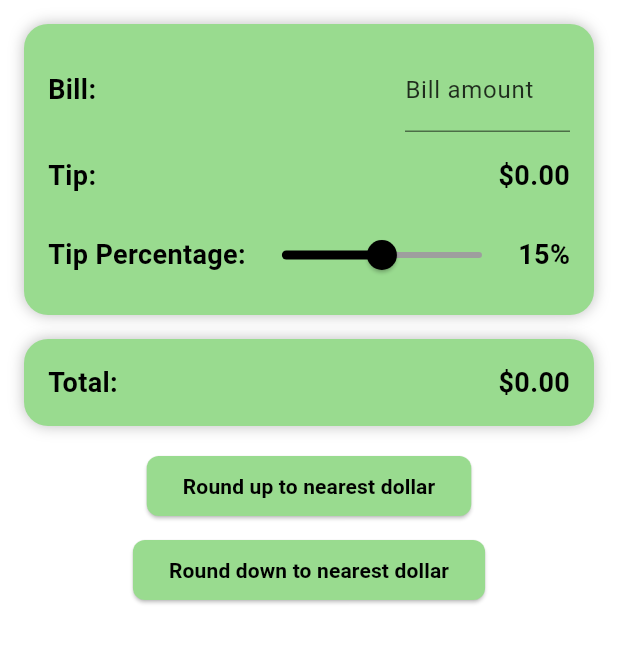
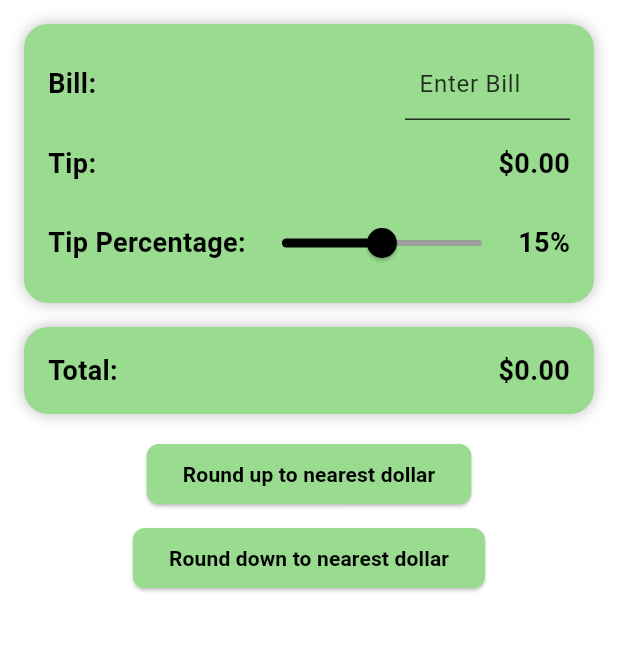
Before and after one commit to Brandon-T-Yates/utip, a Flutter app: the screen it shows after launch, on a phone screen of 412 x 824 dp, the part 84-748 px from its top. Run offline on Flutter 3.47's test engine with Material 3 defaults, Android fonts, the phone set to English and light mode, and no system bars; our stand-ins replace shared_preferences.

Commit message:
Removed text above bill amount

```diff
--- a/lib/main.dart
+++ b/lib/main.dart
@@ -102,7 +102,7 @@ class UtipAppState extends State<UtipApp> {
         final mq = MediaQuery.of(context);
         return MediaQuery(
           data: mq.copyWith(
-            textScaleFactor: scaleFactor,
+            textScaler: TextScaler.linear(scaleFactor),
           ),
           child: child ?? const SizedBox.shrink(),
         );
@@ -324,17 +324,15 @@ class TipCalculatorState extends State<TipCalculator> {
                             decoration: InputDecoration(
                               hintText: 'Enter Bill',
                               prefixText: '\$',
-                              // Announce this clearly to screen readers
-                              labelText: 'Bill amount',
                               labelStyle: TextStyle(
-                                color: textOnPanel.withOpacity(0.8),
+                                color: textOnPanel.withValues(alpha: 0.8),
                               ),
                               hintStyle: TextStyle(
-                                color: textOnPanel.withOpacity(0.7),
+                                color: textOnPanel.withValues(alpha: 0.8),
                               ),
                               enabledBorder: UnderlineInputBorder(
                                 borderSide: BorderSide(
-                                  color: textOnPanel.withOpacity(0.5),
+                                  color: textOnPanel.withValues(alpha: 0.8),
                                 ),
                               ),
                               focusedBorder: UnderlineInputBorder(
```
